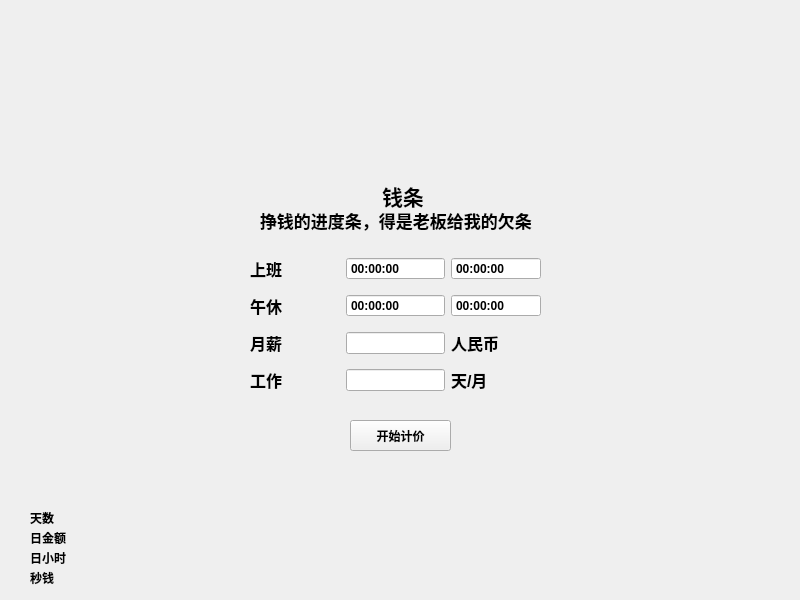
First picture: the form in moneyprogress.ui, repository wxydejoy/MoneyProgress_win, before the edit.
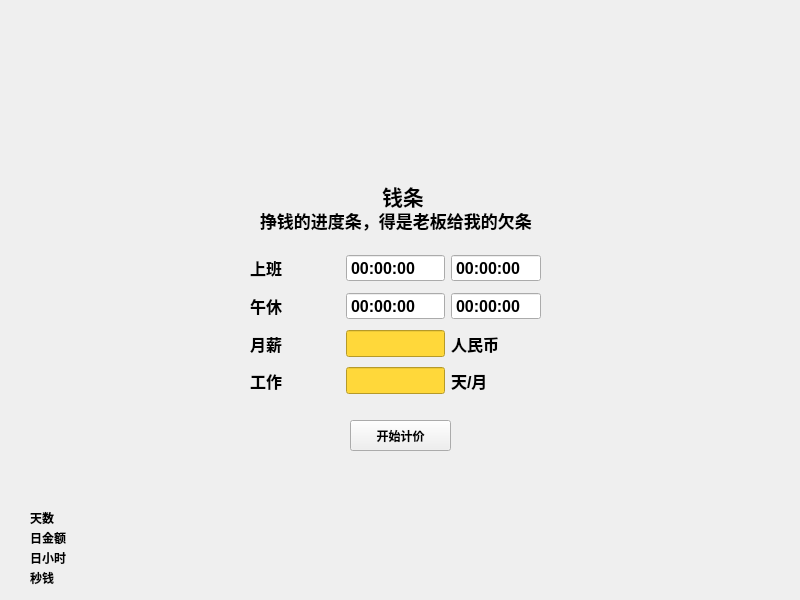
Second picture: the form after the edit. Icons and pictures are not drawn.

The edit to the form file:
```diff
--- a/moneyprogress.ui
+++ b/moneyprogress.ui
@@ -173,6 +173,16 @@
      </property>
      <item row="0" column="1">
       <widget class="QTimeEdit" name="timeWorkup">
+       <property name="font">
+        <font>
+         <family>Microsoft YaHei UI</family>
+         <pointsize>12</pointsize>
+         <bold>true</bold>
+        </font>
+       </property>
+       <property name="styleSheet">
+        <string notr="true"/>
+       </property>
        <property name="buttonSymbols">
         <enum>QAbstractSpinBox::NoButtons</enum>
        </property>
@@ -235,10 +245,32 @@
       </widget>
      </item>
      <item row="2" column="1">
-      <widget class="QLineEdit" name="moneyMonth"/>
+      <widget class="QLineEdit" name="moneyMonth">
+       <property name="font">
+        <font>
+         <family>Microsoft YaHei UI</family>
+         <pointsize>12</pointsize>
+         <bold>true</bold>
+         <underline>false</underline>
+        </font>
+       </property>
+       <property name="autoFillBackground">
+        <bool>false</bool>
+       </property>
+       <property name="styleSheet">
+        <string notr="true">background-color: rgb(255, 216, 58);</string>
+       </property>
+      </widget>
      </item>
      <item row="0" column="2">
       <widget class="QTimeEdit" name="timeWorkdown">
+       <property name="font">
+        <font>
+         <family>Microsoft YaHei UI</family>
+         <pointsize>12</pointsize>
+         <bold>true</bold>
+        </font>
+       </property>
        <property name="buttonSymbols">
         <enum>QAbstractSpinBox::NoButtons</enum>
        </property>
@@ -246,6 +278,13 @@
      </item>
      <item row="1" column="1">
       <widget class="QTimeEdit" name="timeSleepup">
+       <property name="font">
+        <font>
+         <family>Microsoft YaHei UI</family>
+         <pointsize>12</pointsize>
+         <bold>true</bold>
+        </font>
+       </property>
        <property name="buttonSymbols">
         <enum>QAbstractSpinBox::NoButtons</enum>
        </property>
@@ -253,6 +292,13 @@
      </item>
      <item row="1" column="2">
       <widget class="QTimeEdit" name="timeSleepdown">
+       <property name="font">
+        <font>
+         <family>Microsoft YaHei UI</family>
+         <pointsize>12</pointsize>
+         <bold>true</bold>
+        </font>
+       </property>
        <property name="buttonSymbols">
         <enum>QAbstractSpinBox::NoButtons</enum>
        </property>
@@ -273,7 +319,29 @@
       </widget>
      </item>
      <item row="3" column="1">
-      <widget class="QLineEdit" name="workDay"/>
+      <widget class="QLineEdit" name="workDay">
+       <property name="font">
+        <font>
+         <family>Microsoft YaHei UI</family>
+         <pointsize>12</pointsize>
+         <bold>true</bold>
+         <underline>false</underline>
+        </font>
+       </property>
+       <property name="tabletTracking">
+        <bool>false</bool>
+       </property>
+       <property name="styleSheet">
+        <string notr="true">background-color: rgb(255, 216, 58);
+</string>
+       </property>
+       <property name="maxLength">
+        <number>100</number>
+       </property>
+       <property name="frame">
+        <bool>true</bool>
+       </property>
+      </widget>
      </item>
      <item row="3" column="2">
       <widget class="QLabel" name="label_11">
```
